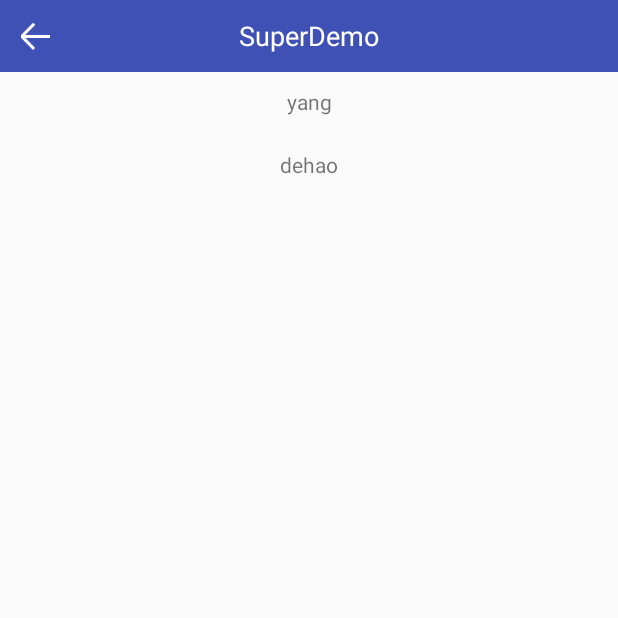
After one commit to haoma2012/SuperDemo, an Android app: the DataBindingActivity screen opened directly, with no data from a screen before it, on a phone screen of 412 x 824 dp, the top half of it. The commit adds this screen. Run offline under Robolectric (Android 15) with nearby library versions, the phone set to English and light mode, and no system bars; our stand-ins replace data binding; 2 statements that could not run were skipped.

Commit message:
添加DataBinding使用

```diff
--- a/app/build.gradle
+++ b/app/build.gradle
@@ -17,6 +17,8 @@ android {
             proguardFiles getDefaultProguardFile('proguard-android.txt'), 'proguard-rules.pro'
         }
     }
+
+    dataBinding.enabled = true
 }
 
 dependencies {
--- a/app/src/main/AndroidManifest.xml
+++ b/app/src/main/AndroidManifest.xml
@@ -152,6 +152,11 @@
             android:screenOrientation="portrait"
             android:theme="@style/AppTheme.NoActionBar.Translucent" />
 
+        <activity android:name=".databind.DataBindingActivity"
+            android:screenOrientation="portrait"
+            android:theme="@style/AppTheme.NoActionBar">
+
+        </activity>
     </application>
 
 </manifest>
--- /dev/null
+++ b/app/src/main/java/com/example/superdemo/databind/DataBindingActivity.java
@@ -0,0 +1,40 @@
+package com.example.superdemo.databind;
+
+import android.databinding.DataBindingUtil;
+import android.os.Bundle;
+import android.support.annotation.Nullable;
+import android.support.v7.app.AppCompatActivity;
+
+import com.example.superdemo.R;
+import com.example.superdemo.databind.handlers.MyHandlers;
+import com.example.superdemo.databinding.ActivityDatabindingBinding;
+import com.example.superdemo.model.User;
+
+/**
+ * DataBinding
+ * 1.set build.gradle dataBinding.enabled = true
+ * 2.change xml root --> layout
+ * 3.HelloWorldBinding binding =DataBindingUtil.setContentView(this, R.layout.hello_world);
+ * binding.hello.setText("Hello World"); // you should use resources!
+ */
+public class DataBindingActivity extends AppCompatActivity {
+
+//    @BindView(R.id.main_top_name)
+//    TextView mainTopName;
+//    @BindView(R.id.main_top_back)
+//    RelativeLayout mainTopBack;
+
+    @Override
+    protected void onCreate(@Nullable Bundle savedInstanceState) {
+        super.onCreate(savedInstanceState);
+
+//        setContentView(R.layout.main_top);
+//        ButterKnife.bind(this);
+
+        ActivityDatabindingBinding binding = DataBindingUtil.setContentView(this,R.layout.activity_databinding);
+
+        User user = new User("yang","dehao",25);
+        binding.setUser(user);
+        binding.setHandlers(new MyHandlers(getApplicationContext()));
+    }
+}
--- /dev/null
+++ b/app/src/main/java/com/example/superdemo/databind/handlers/MyHandlers.java
@@ -0,0 +1,23 @@
+package com.example.superdemo.databind.handlers;
+
+import android.content.Context;
+import android.view.View;
+import android.widget.Toast;
+
+/**
+ * Created by Administrator on 2016/7/5.
+ * date binding
+ * event handler
+ */
+public class MyHandlers {
+
+    private Context context;
+
+    public MyHandlers(Context context) {
+        this.context = context;
+    }
+
+    public void onClickName(View view) {
+        Toast.makeText(context, "databinding click name", Toast.LENGTH_SHORT).show();
+    }
+}
--- /dev/null
+++ b/app/src/main/java/com/example/superdemo/model/User.java
@@ -0,0 +1,40 @@
+package com.example.superdemo.model;
+
+/**
+ * Created by Administrator on 2016/7/5.
+ */
+public class User {
+    public String name;
+    public String lastname;
+    public int age;
+
+    public User(String name, String lastname, int age) {
+        this.name = name;
+        this.lastname = lastname;
+        this.age = age;
+    }
+
+    public String getName() {
+        return name;
+    }
+
+    public void setName(String name) {
+        this.name = name;
+    }
+
+    public String getLastname() {
+        return lastname;
+    }
+
+    public void setLastname(String lastname) {
+        this.lastname = lastname;
+    }
+
+    public int getAge() {
+        return age;
+    }
+
+    public void setAge(int age) {
+        this.age = age;
+    }
+}
--- /dev/null
+++ b/app/src/main/res/layout/activity_databinding.xml
@@ -0,0 +1,47 @@
+<?xml version="1.0" encoding="utf-8"?>
+<layout xmlns:android="http://schemas.android.com/apk/res/android">
+
+    <data>
+
+        <variable
+            name="user"
+            type="com.example.superdemo.model.User" />
+
+        <variable
+            name="handlers"
+            type="com.example.superdemo.databind.handlers.MyHandlers" />
+    </data>
+
+    <LinearLayout
+        android:layout_width="match_parent"
+        android:layout_height="match_parent"
+        android:orientation="vertical">
+
+        <include layout="@layout/main_top" />
+
+        <TextView
+            android:id="@+id/name"
+            android:layout_width="match_parent"
+            android:layout_height="@dimen/material_40dp"
+            android:gravity="center"
+            android:onClick="@{handlers.onClickName}"
+            android:text="@{user.name}" />
+
+        <TextView
+            android:id="@+id/lastname"
+            android:layout_width="match_parent"
+            android:layout_height="@dimen/material_40dp"
+            android:layout_marginTop="@dimen/material_2dp"
+            android:gravity="center"
+            android:text="@{user.lastname}" />
+
+        <!--<TextView-->
+        <!--android:id="@+id/age"-->
+        <!--android:layout_width="match_parent"-->
+        <!--android:layout_height="@dimen/material_40dp"-->
+        <!--android:gravity="center"-->
+        <!--android:layout_marginTop="@dimen/material_2dp"-->
+        <!--android:text="@{" " + user.age}"/>-->
+
+    </LinearLayout>
+</layout>
--- a/app/src/main/res/layout/main_top.xml
+++ b/app/src/main/res/layout/main_top.xml
@@ -1,5 +1,8 @@
 <?xml version="1.0" encoding="utf-8"?>
-<RelativeLayout xmlns:android="http://schemas.android.com/apk/res/android"
+<layout xmlns:android="http://schemas.android.com/apk/res/android"
+    xmlns:tools="http://schemas.android.com/tools">
+
+    <RelativeLayout
         android:layout_width="match_parent"
         android:layout_height="48dp"
         android:background="@color/colorPrimary">
@@ -17,8 +20,8 @@
             android:id="@+id/main_top_back"
             android:layout_width="48dp"
             android:layout_height="48dp"
-        android:layout_alignParentStart="true"
-        android:layout_alignParentLeft="true">
+            android:layout_alignParentLeft="true"
+            android:layout_alignParentStart="true">
 
             <ImageView
                 android:layout_width="wrap_content"
@@ -29,3 +32,4 @@
                 android:visibility="visible" />
         </RelativeLayout>
     </RelativeLayout>
+</layout>
```
Lines whose indentation alone changed are shown as unchanged.
